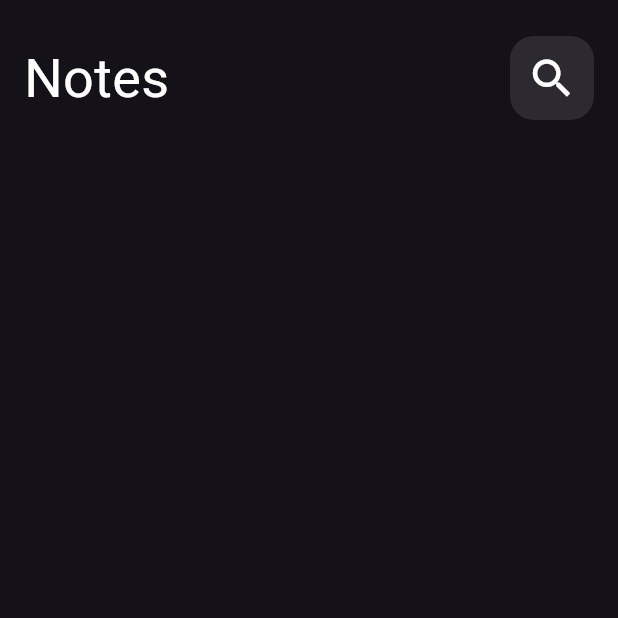
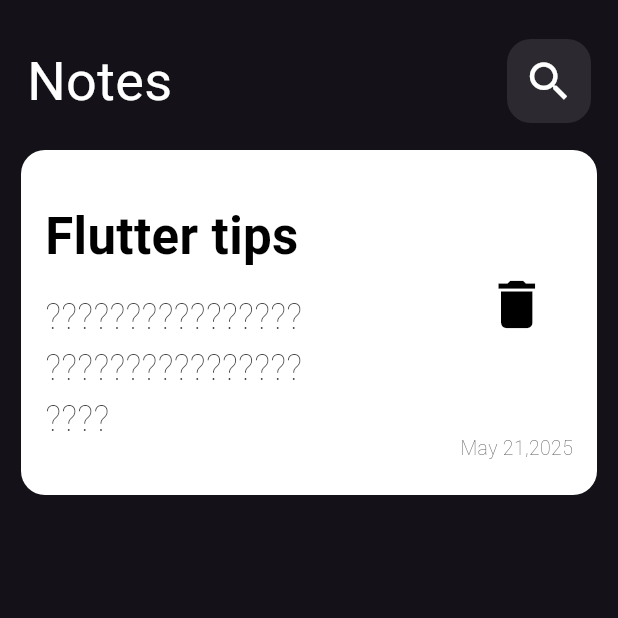
Before and after one commit to mennamaherrr25/Notes_App, a Flutter app: the screen it shows after launch, on a phone screen of 412 x 824 dp, the top half of it. Run offline on Flutter 3.47's test engine with Material 3 defaults, Android fonts, the phone set to English and light mode, and no system bars.

Commit message:
create note card

```diff
--- a/lib/views/note_view.dart
+++ b/lib/views/note_view.dart
@@ -1,5 +1,6 @@
 import 'package:flutter/material.dart';
 import 'package:notes_app/widgets/custom_app_bar.dart' ;
+import 'package:notes_app/widgets/note_card.dart';
 
 class NoteView extends StatelessWidget {
   const NoteView({super.key});
@@ -7,7 +8,7 @@ class NoteView extends StatelessWidget {
   @override
   Widget build(BuildContext context) {
     return Scaffold(
-      body: Column(children: [CustomAppBar()],),
+      body: Column(children: [CustomAppBar(),NoteCard()],),
     );
   }
 }
--- a/lib/widgets/custom_app_bar.dart
+++ b/lib/widgets/custom_app_bar.dart
@@ -6,7 +6,7 @@ class CustomAppBar extends StatelessWidget {
   @override
   Widget build(BuildContext context) {
     return Padding(
-      padding: const EdgeInsets.symmetric(horizontal: 16,vertical: 24),
+      padding: const EdgeInsets.only(left: 18,right: 18,top: 26,bottom: 18),
       child: Row(
         children: [
           //  SizedBox(height: 150),
--- /dev/null
+++ b/lib/widgets/note_card.dart
@@ -0,0 +1,73 @@
+import 'package:flutter/material.dart';
+
+class NoteCard extends StatelessWidget {
+  const NoteCard({super.key});
+
+  @override
+  Widget build(BuildContext context) {
+    return Container(
+      margin: EdgeInsets.symmetric(horizontal: 14),
+      width: double.infinity,
+      height: 230,
+      decoration: BoxDecoration(
+        color: Colors.white,
+        borderRadius: BorderRadius.circular(16),
+      ),
+      child: Row(
+        children: [
+          Padding(
+            padding: const EdgeInsets.only(left: 16),
+            child: SizedBox(
+              height: 200,
+              width: 175,
+              child: Column(
+                crossAxisAlignment: CrossAxisAlignment.start,
+                mainAxisAlignment: MainAxisAlignment.center,
+                children: [
+                  Text(
+                    'Flutter tips',
+                    style: TextStyle(
+                      fontSize: 34,
+                      fontWeight: FontWeight.bold,
+                      color: Colors.black,
+                    ),
+                  ),
+                  SizedBox(height: 12,),
+                  Text(
+                    '????????????????????????????????????',
+                    style: TextStyle(
+                      fontSize: 24,
+                      fontWeight: FontWeight.w100,
+                      color: Colors.black87,
+                    ),
+                  ),
+                ],
+              ),
+            ),
+          ),
+          Spacer(),
+          Padding(
+            padding: const EdgeInsets.only(right: 16),
+            child: Column(
+              mainAxisAlignment: MainAxisAlignment.center,
+              children: [
+                SizedBox(height: 60,),
+                Icon(Icons.delete,color: Colors.black,size: 42,),
+                SizedBox(height: 65,),
+                Text(
+                 // textAlign: ,
+                  'May 21,2025',
+                  style: TextStyle(
+                    fontSize: 13,
+                    fontWeight: FontWeight.w100,
+                    color: Colors.black87,
+                  ),
+                ),
+              ],
+            ),
+          )
+        ],
+      ),
+    );
+  }
+}
```
